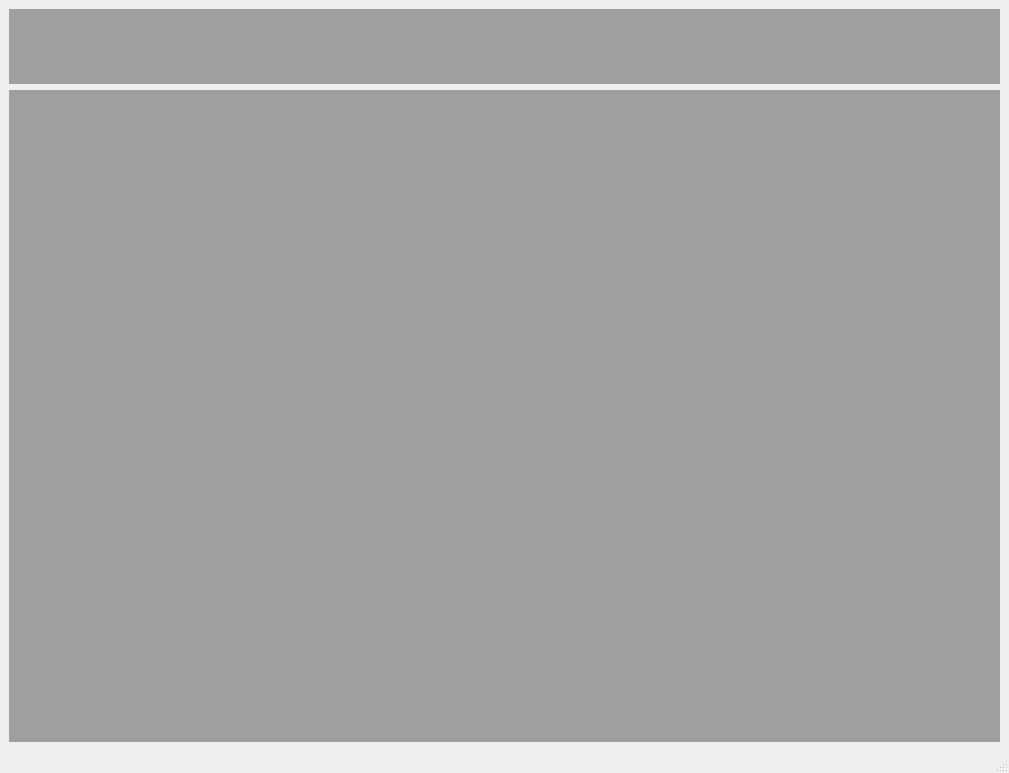
The window that UI/main_window.ui (Policken66/OptiSolverGUI) describes before a commit, drawn with Qt 5.
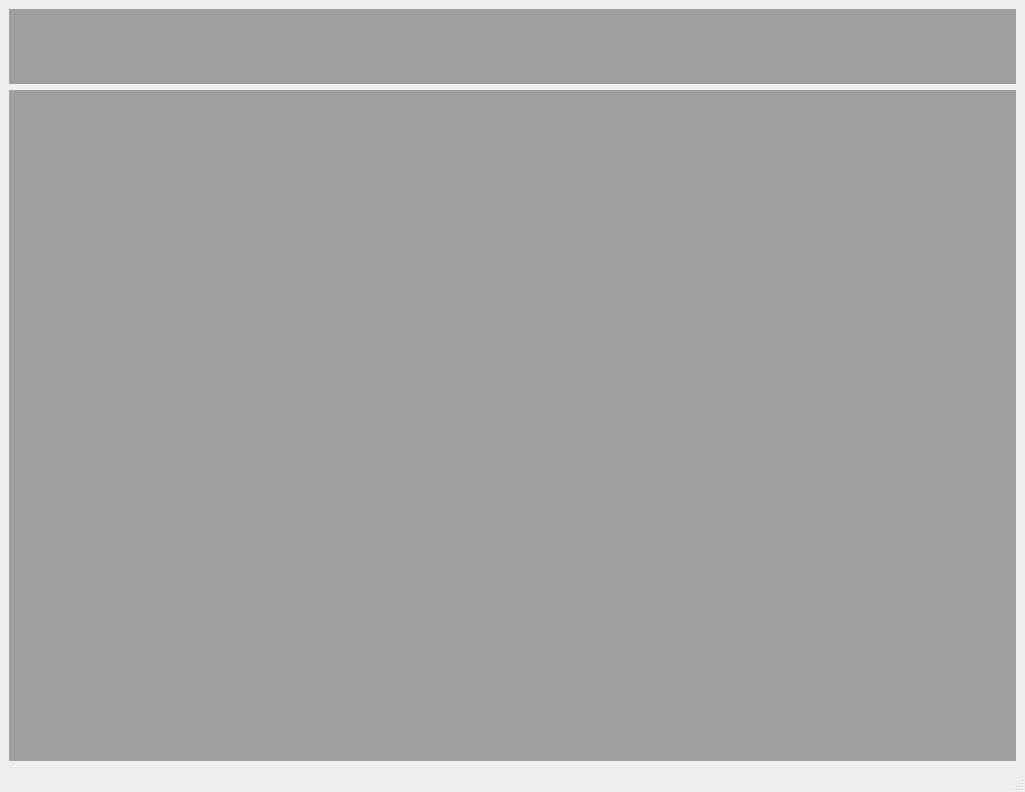
The same window after the commit. Custom widgets are drawn as their Qt base class.

Patch:
```diff
--- a/UI/main_window.ui
+++ b/UI/main_window.ui
@@ -6,8 +6,8 @@
    <rect>
     <x>0</x>
     <y>0</y>
-    <width>1009</width>
-    <height>773</height>
+    <width>1025</width>
+    <height>792</height>
    </rect>
   </property>
   <property name="windowTitle">
```
Left out of the diff: 25 changed lines with no effect on the pictures.
